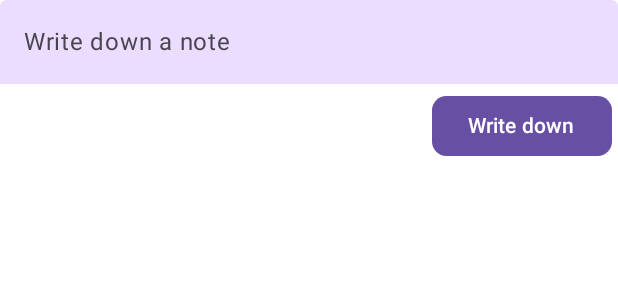
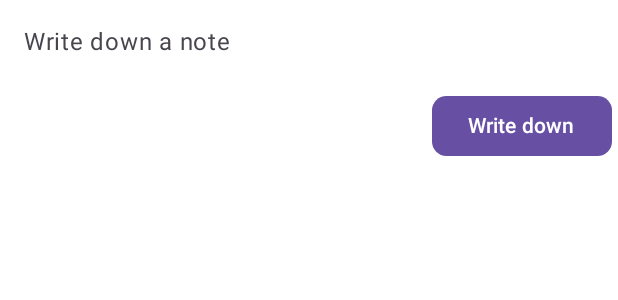
Before and after one commit to Xsinh/Papers, an Android app built with Jetpack Compose: the @Preview function NoteDetailComponentPreview, on a phone screen of 412 x 824 dp. Shown: the top 300 px of the screen. Run offline under Robolectric (Android 15) with nearby library versions, the phone set to English and light mode, and no system bars.

Commit message:
- Изменил цветовую палитру

```diff
--- a/app/src/main/java/com/implosion/papers/presentation/ui/screen/details/NoteDetailsScreenComponents.kt
+++ b/app/src/main/java/com/implosion/papers/presentation/ui/screen/details/NoteDetailsScreenComponents.kt
@@ -7,7 +7,6 @@ import androidx.compose.foundation.layout.wrapContentHeight
 import androidx.compose.foundation.shape.RoundedCornerShape
 import androidx.compose.foundation.text.KeyboardOptions
 import androidx.compose.material3.Button
-import androidx.compose.material3.MaterialTheme
 import androidx.compose.material3.Text
 import androidx.compose.material3.TextField
 import androidx.compose.material3.TextFieldDefaults
@@ -62,8 +61,8 @@ fun NoteDetailCreateComponent(
                 autoCorrectEnabled = true
             ),
             colors = TextFieldDefaults.colors(
-                focusedContainerColor = MaterialTheme.colorScheme.primaryContainer,
-                unfocusedContainerColor = MaterialTheme.colorScheme.primaryContainer,
+                focusedContainerColor = Color.Transparent,
+                unfocusedContainerColor = Color.Transparent,
                 focusedIndicatorColor = Color.Transparent,
                 unfocusedIndicatorColor = Color.Transparent,
                 disabledIndicatorColor = Color.Transparent
--- a/app/src/main/java/com/implosion/papers/presentation/ui/screen/details/edit/NoteDetailsEditScreen.kt
+++ b/app/src/main/java/com/implosion/papers/presentation/ui/screen/details/edit/NoteDetailsEditScreen.kt
@@ -32,7 +32,6 @@ fun NoteDetailsEditScreen(
 
         PapersTheme {
             ModalBottomSheet(
-                containerColor = MaterialTheme.colorScheme.primaryContainer,
                 sheetState = bottomSheetState,
                 content = {
                     viewModel.note
--- a/app/src/main/java/com/implosion/papers/presentation/ui/screen/details/read/NoteDetailsReadScreen.kt
+++ b/app/src/main/java/com/implosion/papers/presentation/ui/screen/details/read/NoteDetailsReadScreen.kt
@@ -35,7 +35,6 @@ fun NoteDetailsReadScreen(
 
         PapersTheme {
             ModalBottomSheet(
-                containerColor = MaterialTheme.colorScheme.primaryContainer,
                 sheetState = bottomSheetState,
                 content = {
                     viewModel.note
--- a/app/src/main/java/com/implosion/papers/presentation/ui/screen/details/write/NoteDetailsWriteScreen.kt
+++ b/app/src/main/java/com/implosion/papers/presentation/ui/screen/details/write/NoteDetailsWriteScreen.kt
@@ -41,7 +41,6 @@ fun NoteDetailsWriteScreen(modifier: Modifier = Modifier, navController: NavCont
     PapersTheme {
         ModalBottomSheet(
             modifier = Modifier,
-            containerColor = MaterialTheme.colorScheme.primaryContainer,
             sheetState = bottomSheetState,
             content = {
                 NoteDetailCreateComponent(
--- a/app/src/main/java/com/implosion/papers/presentation/ui/screen/main/screen/MainComponents.kt
+++ b/app/src/main/java/com/implosion/papers/presentation/ui/screen/main/screen/MainComponents.kt
@@ -197,7 +197,7 @@ private fun MainNoteItemPreview() {
     MainNoteItem(
         item = NoteModel(
             noteId = 0,
-//            title = "Title",
+            title = "Title",
             content = "Content",
             createdAt = 0L,
             updatedAt = 0L
```
